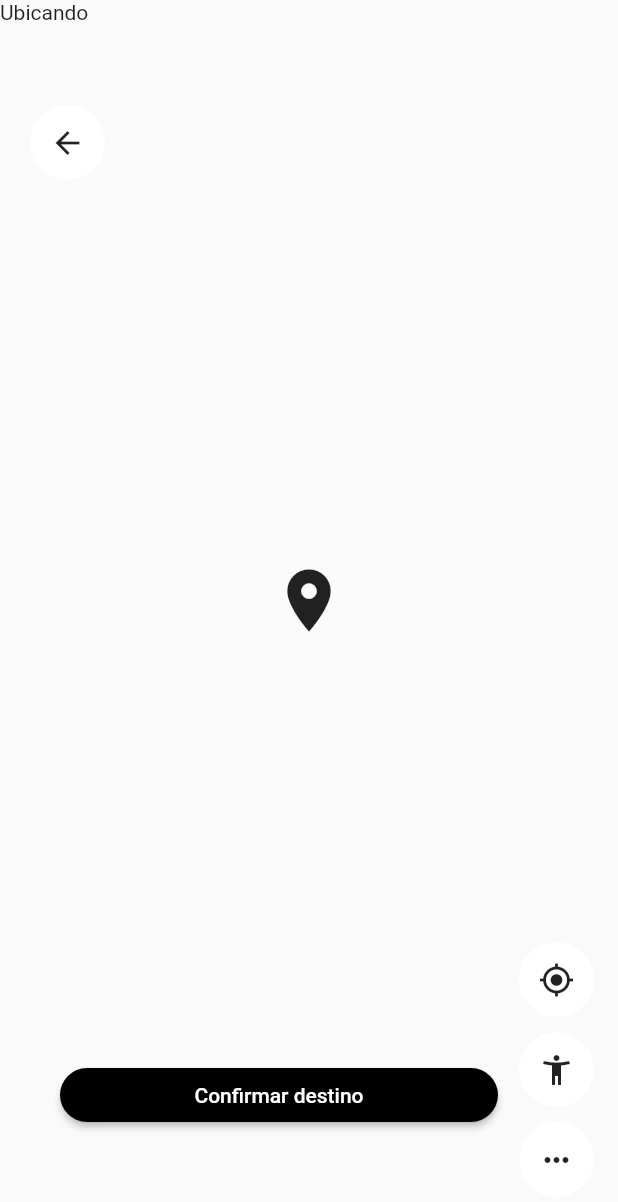
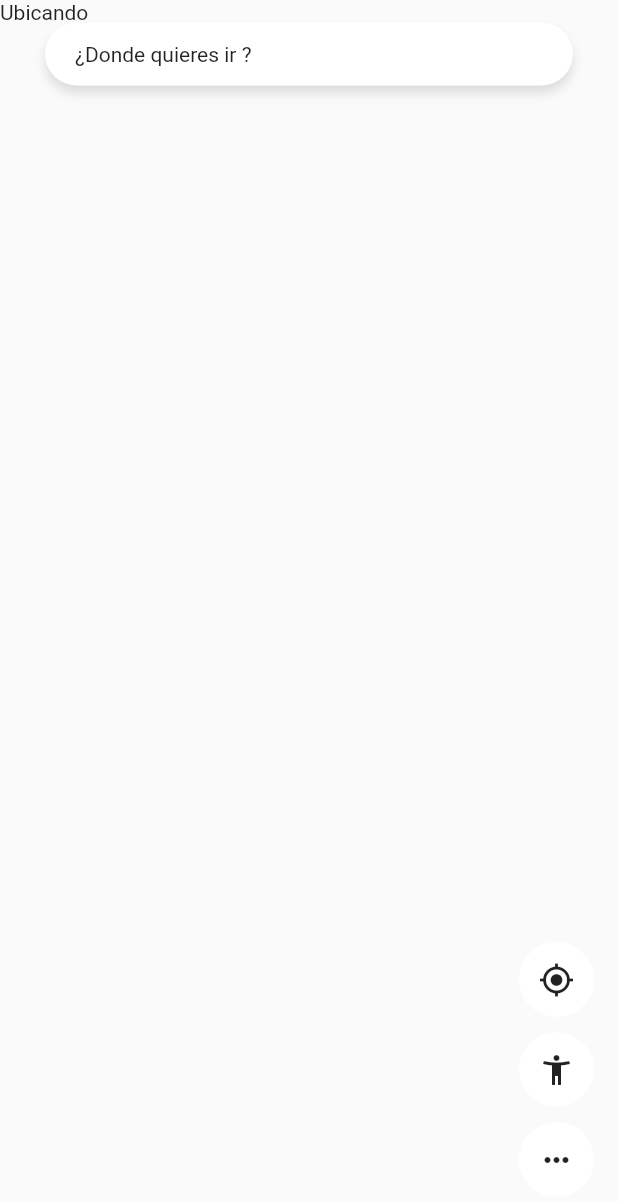
Before and after one commit to LarzlRael/flutter_advance, a Flutter app: the screen it shows after launch, on a phone screen of 412 x 824 dp. Shown: the top 1202 px of the screen. Run offline on Flutter 3.47's test engine with Material 2 defaults, Android fonts, the phone set to English and light mode, and no system bars; our stand-ins replace animate_do, bloc, flutter_bloc, flutter_secure_storage, geolocator, google_maps_flutter and 4 more; accounts and stored records are empty.

Commit message:
added animations

```diff
--- a/04 Maps/lib/bloc/busqueda/busqueda_bloc.dart
+++ b/04 Maps/lib/bloc/busqueda/busqueda_bloc.dart
@@ -13,6 +13,10 @@ class BusquedaBloc extends Bloc<BusquedaEvent, BusquedaState> {
   Stream<BusquedaState> mapEventToState(
     BusquedaEvent event,
   ) async* {
-    // TODO: implement mapEventToState
+    if (event is OnActivarMarcadorManual) {
+      yield state.copyWith(seleccionManual: true);
+    } else if (event is OnDesActivarMarcadorManual) {
+      yield state.copyWith(seleccionManual: false);
+    }
   }
 }
--- a/04 Maps/lib/bloc/busqueda/busqueda_event.dart
+++ b/04 Maps/lib/bloc/busqueda/busqueda_event.dart
@@ -2,3 +2,8 @@ part of 'busqueda_bloc.dart';
 
 @immutable
 abstract class BusquedaEvent {}
+
+
+class OnActivarMarcadorManual extends BusquedaEvent{}
+
+class OnDesActivarMarcadorManual extends BusquedaEvent{}
--- a/04 Maps/lib/pages/mapa_page.dart
+++ b/04 Maps/lib/pages/mapa_page.dart
@@ -31,10 +31,10 @@ class _MapaPageState extends State<MapaPage> {
           BlocBuilder<MiUbicacionBloc, MiUbicacionState>(
             builder: (context, state) => crearMapa(state),
           ),
-          // Positioned(
-          //   top: 15,
-          //   child: SafeArea(child: Searchbar()),
-          // ),
+          Positioned(
+            top: 15,
+            child: SafeArea(child: Searchbar()),
+          ),
           MarcadorManual(),
         ],
       ),
--- a/04 Maps/lib/widgets/marcador_manual.dart
+++ b/04 Maps/lib/widgets/marcador_manual.dart
@@ -3,12 +3,32 @@ part of 'widgets.dart';
 class MarcadorManual extends StatelessWidget {
   @override
   Widget build(BuildContext context) {
+    return BlocBuilder<BusquedaBloc, BusquedaState>(
+      builder: (BuildContext context, state) {
+        if (state.seleccionManual) {
+          return _BuildMarcadorManual();
+        } else {
+          return Container();
+        }
+      },
+    );
+  }
+}
+
+class _BuildMarcadorManual extends StatelessWidget {
+  const _BuildMarcadorManual({Key? key}) : super(key: key);
+
+  @override
+  Widget build(BuildContext context) {
     final width = MediaQuery.of(context).size.width;
+
     return Stack(
       children: [
         Positioned(
           top: 70,
           left: 20,
+          child: FadeInLeft(
+            duration: Duration(milliseconds: 150),
             child: CircleAvatar(
               maxRadius: 25,
               backgroundColor: Colors.white,
@@ -17,16 +37,21 @@ class MarcadorManual extends StatelessWidget {
                   Icons.arrow_back,
                   color: Colors.black87,
                 ),
-              onPressed: () {},
+                onPressed: () {
+                  context
+                      .read<BusquedaBloc>()
+                      .add(OnDesActivarMarcadorManual());
+                },
+              ),
             ),
           ),
         ),
         Center(
           child: Transform.translate(
             offset: Offset(0, -12),
-            child: Icon(
-              Icons.location_on,
-              size: 50,
+            child: BounceInDown(
+              from: 200,
+              child: Icon(Icons.location_on, size: 50),
             ),
           ),
         ),
@@ -36,6 +61,7 @@ class MarcadorManual extends StatelessWidget {
         Positioned(
           bottom: 70,
           left: 40,
+          child: FadeIn(
             child: MaterialButton(
               minWidth: width - 120,
               child: Text('Confirmar destino',
@@ -43,9 +69,8 @@ class MarcadorManual extends StatelessWidget {
               color: Colors.black,
               shape: StadiumBorder(),
               splashColor: Colors.transparent,
-            onPressed: () {
-              //
-            },
+              onPressed: () {},
+            ),
           ),
         ),
       ],
--- a/04 Maps/lib/widgets/searchbar.dart
+++ b/04 Maps/lib/widgets/searchbar.dart
@@ -3,6 +3,18 @@ part of 'widgets.dart';
 class Searchbar extends StatelessWidget {
   @override
   Widget build(BuildContext context) {
+    return BlocBuilder<BusquedaBloc, BusquedaState>(builder: (context, state) {
+      if (state.seleccionManual) {
+        return Container();
+      } else {
+        return FadeInDown(
+          duration: Duration(milliseconds: 300),
+          child: buildSearchBar(context));
+      }
+    });
+  }
+
+  Widget buildSearchBar(BuildContext context) {
     final width = MediaQuery.of(context).size.width;
     return Container(
       padding: EdgeInsets.symmetric(horizontal: 30),
@@ -12,7 +24,7 @@ class Searchbar extends StatelessWidget {
           print('buscaando ....');
           final resultado =
               await showSearch(context: context, delegate: SearchDestination());
-          this.retornoBusqueda(resultado!);
+          this.retornoBusqueda(context, resultado!);
         },
         child: Container(
           padding: EdgeInsets.symmetric(horizontal: 20, vertical: 13),
@@ -34,10 +46,14 @@ class Searchbar extends StatelessWidget {
     );
   }
 
-  void retornoBusqueda(SearchResults result) {
+  void retornoBusqueda(BuildContext context, SearchResults result) {
     print('cancelo: ${result.cancelo}');
     print('manual: ${result.manual}');
 
     if (result.cancelo) return;
+    if (result.manual) {
+      context.read<BusquedaBloc>().add(OnActivarMarcadorManual());
+      return;
+    }
   }
 }
--- a/04 Maps/lib/widgets/widgets.dart
+++ b/04 Maps/lib/widgets/widgets.dart
@@ -1,7 +1,9 @@
 import 'dart:ui';
 
+import 'package:animate_do/animate_do.dart';
 import 'package:flutter/material.dart';
 import 'package:flutter_bloc/flutter_bloc.dart';
+import 'package:maps/bloc/busqueda/busqueda_bloc.dart';
 import 'package:maps/bloc/mapa/mapa_bloc.dart';
 import 'package:maps/bloc/mi_ubicacion/mi_ubicacion_bloc.dart';
 import 'package:maps/models/search_results.dart';
```
Lines whose indentation alone changed are shown as unchanged.
